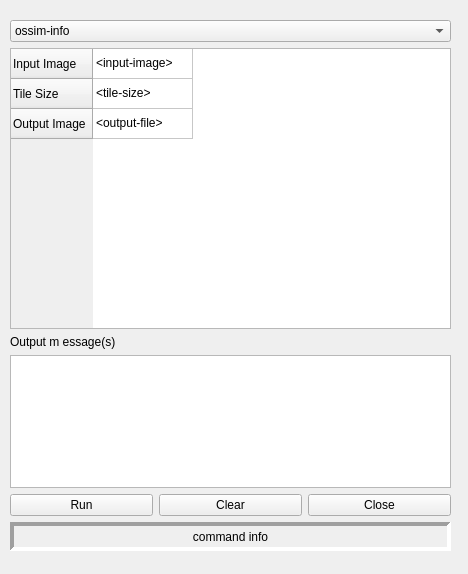
Old version of the form ui/ossimwindow.ui in the repository epifanio/planetsasha.
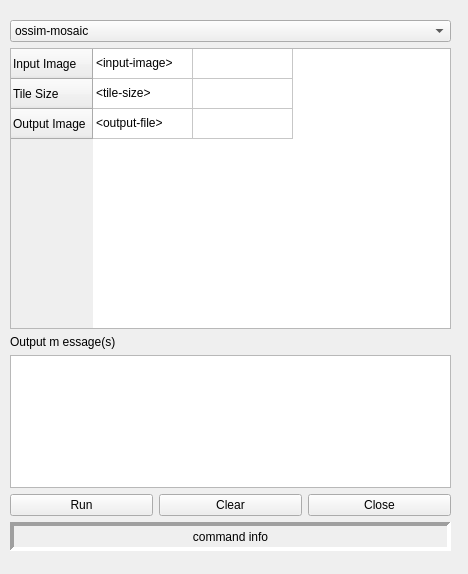
New version of the form.

Commit message: ossim app xml parser

Patch:
```diff
--- a/ui/ossimwindow.ui
+++ b/ui/ossimwindow.ui
@@ -43,11 +43,6 @@
    <layout class="QVBoxLayout" name="verticalLayout">
     <item>
      <widget class="QComboBox" name="cbApps">
-      <item>
-       <property name="text">
-        <string>ossim-info</string>
-       </property>
-      </item>
       <item>
        <property name="text">
         <string>ossim-mosaic</string>
@@ -112,7 +107,7 @@
        </size>
       </property>
       <property name="columnCount">
-       <number>1</number>
+       <number>2</number>
       </property>
       <attribute name="horizontalHeaderVisible">
        <bool>false</bool>
@@ -140,6 +135,11 @@
         <string>Value(s)</string>
        </property>
       </column>
+      <column>
+       <property name="text">
+        <string>Description</string>
+       </property>
+      </column>
       <item row="0" column="0">
        <property name="text">
         <string>&lt;input-image&gt;</string>
```
Left out of the diff: 5 changed lines with no effect on the pictures. The commit also changes 5 other files.
